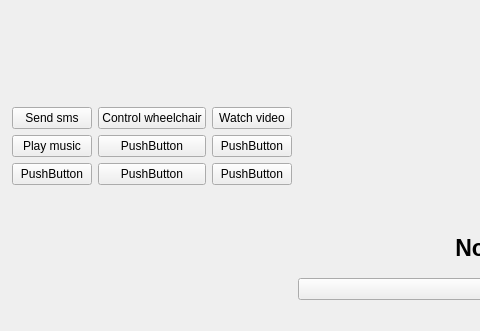
This is ui/MainWindow.ui in sakibreza/EyeTask-V1.0 as Qt 5 draws it before an edit; both pictures show x 0 to 480 and y 162 to 493 of the 725 by 493 pixel window. The edited form follows.
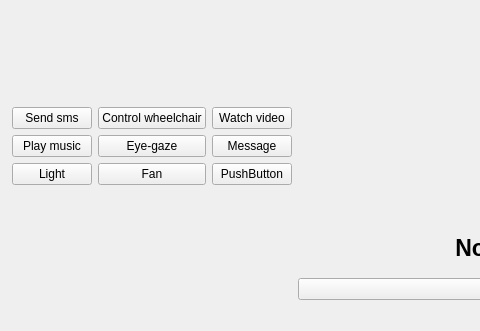
This is the edited form.

Patch:
```diff
--- a/ui/MainWindow.ui
+++ b/ui/MainWindow.ui
@@ -65,28 +65,28 @@
          <item row="1" column="1">
           <widget class="QPushButton" name="b2_2">
            <property name="text">
-            <string>PushButton</string>
+            <string>Eye-gaze</string>
            </property>
           </widget>
          </item>
          <item row="1" column="2">
           <widget class="QPushButton" name="b2_3">
            <property name="text">
-            <string>PushButton</string>
+            <string>Message</string>
            </property>
           </widget>
          </item>
          <item row="2" column="0">
           <widget class="QPushButton" name="b3_1">
            <property name="text">
-            <string>PushButton</string>
+            <string>Light</string>
            </property>
           </widget>
          </item>
          <item row="2" column="1">
           <widget class="QPushButton" name="b3_2">
            <property name="text">
-            <string>PushButton</string>
+            <string>Fan</string>
            </property>
           </widget>
          </item>
```
